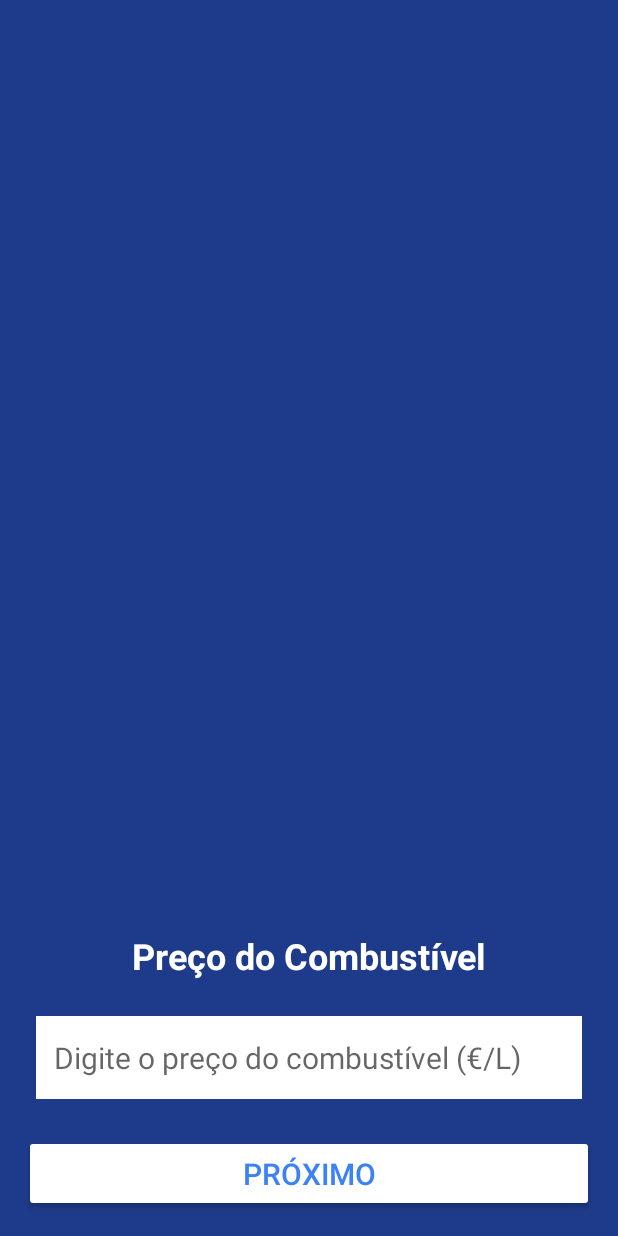
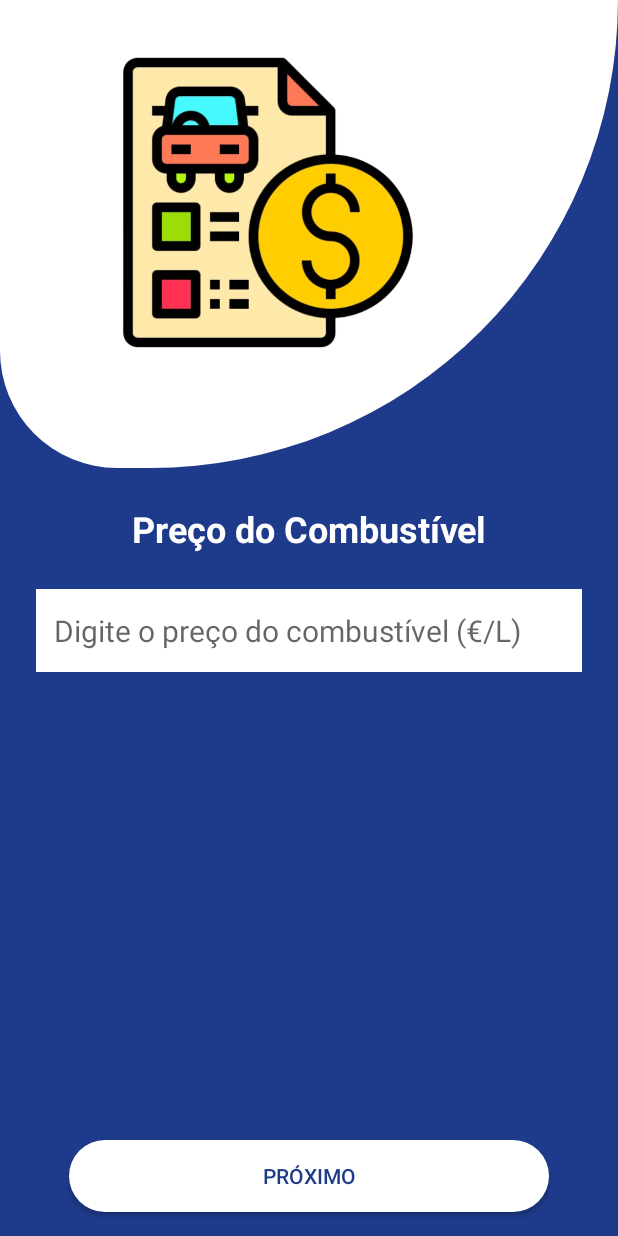
Before and after one commit to IsabeleGC/Fuel-calculator, an Android app: the PrecoActivity screen opened directly, with no data from a screen before it, on a phone screen of 412 x 824 dp. Run offline under Robolectric (Android 15) with nearby library versions, the light colour scheme and no system bars.

Commit message:
Screenshot da primeira e segunda tela

```diff
--- a/app/src/main/java/com/example/fuel_calculator/MainActivity.kt
+++ b/app/src/main/java/com/example/fuel_calculator/MainActivity.kt
@@ -9,10 +9,10 @@ class MainActivity : AppCompatActivity() {
     override fun onCreate(savedInstanceState: Bundle?) {
         super.onCreate(savedInstanceState)
         setContentView(R.layout.activity_main)
-            // Captura o botão pelo ID
+
         val btnIniciar = findViewById<Button>(R.id.btnIniciar)
 
-        // Evento de clique para abrir a tela de Preço
+
         btnIniciar.setOnClickListener {
             val intent = Intent(this, PrecoActivity::class.java)
             startActivity(intent)
--- /dev/null
+++ b/app/src/main/res/drawable/rounded_image.xml
@@ -0,0 +1,15 @@
+<?xml version="1.0" encoding="utf-8"?>
+<selector xmlns:android="http://schemas.android.com/apk/res/android">
+    <item>
+
+        <shape>:
+            <corners
+                android:bottomLeftRadius="150dp"
+                android:bottomRightRadius="600dp"
+                android:topLeftRadius="0dp"
+                android:topRightRadius="0dp" />
+            <solid
+                android:color="@color/white" />
+        </shape>
+    </item>
+</selector>
--- a/app/src/main/res/layout/activity_main.xml
+++ b/app/src/main/res/layout/activity_main.xml
@@ -7,23 +7,36 @@
     android:background="#1E3A8A"
     tools:context=".MainActivity">
 
+    <LinearLayout
+        android:id="@+id/rounded_image"
+        android:background="@drawable/rounded_image"
+        android:layout_width="match_parent"
+        android:layout_height="312dp"
+        android:orientation="vertical"
+        app:layout_constraintEnd_toEndOf="parent"
+        app:layout_constraintHorizontal_bias="1.0"
+        app:layout_constraintStart_toStartOf="parent"
+        app:layout_constraintTop_toTopOf="parent">
+
     <ImageView
         android:id="@+id/imgTitulo"
         android:layout_width="wrap_content"
-        android:layout_height="0dp"
+        android:layout_height="wrap_content"
         android:contentDescription="@string/fuel_image_description"
         android:src="@drawable/ic_fuel"
         app:layout_constraintEnd_toEndOf="parent"
         app:layout_constraintStart_toStartOf="parent"
         app:layout_constraintTop_toTopOf="parent" />
 
+    </LinearLayout>
+
     <TextView
         android:id="@+id/tvTitulo"
         android:layout_width="0dp"
         android:layout_height="wrap_content"
         android:layout_marginStart="8dp"
-        android:layout_marginTop="40dp"
         android:layout_marginEnd="8dp"
+        android:layout_marginTop="16sp"
         android:text="@string/calculator_title"
         android:textAlignment="center"
         android:textColor="@android:color/white"
@@ -31,7 +44,7 @@
         android:textStyle="bold"
         app:layout_constraintEnd_toEndOf="parent"
         app:layout_constraintStart_toStartOf="parent"
-        app:layout_constraintTop_toBottomOf="@+id/imgTitulo"
+        app:layout_constraintTop_toBottomOf="@+id/rounded_image"
         app:layout_constraintWidth_percent="0.85" />
 
     <TextView
@@ -61,7 +74,6 @@
         android:textColor="#1E3A8A"
         app:layout_constraintBottom_toBottomOf="parent"
         app:layout_constraintEnd_toEndOf="parent"
-        app:layout_constraintStart_toStartOf="parent"
-        app:layout_constraintTop_toBottomOf="@+id/tvSubTitulo" />
+        app:layout_constraintStart_toStartOf="parent" />
 
 </androidx.constraintlayout.widget.ConstraintLayout>
--- a/app/src/main/res/layout/activity_preco.xml
+++ b/app/src/main/res/layout/activity_preco.xml
@@ -8,22 +8,43 @@
     android:background="#1E3A8A"
     tools:context=".PrecoActivity">
 
+    <LinearLayout
+        android:id="@+id/rounded_image"
+        android:background="@drawable/rounded_image"
+        android:layout_width="match_parent"
+        android:layout_height="312dp"
+        android:orientation="vertical"
+        app:layout_constraintEnd_toEndOf="parent"
+        app:layout_constraintHorizontal_bias="1.0"
+        app:layout_constraintStart_toStartOf="parent"
+        app:layout_constraintTop_toTopOf="parent">
 
+        <ImageView
+            android:id="@+id/imgTitulo"
+            android:layout_width="357dp"
+            android:layout_height="206dp"
+            android:layout_marginTop="32dp"
+            android:contentDescription="@string/fuel_imageprice"
+            android:src="@drawable/ic_fuel_gasto"
+            app:layout_constraintEnd_toEndOf="parent"
+            app:layout_constraintStart_toStartOf="parent"
+            app:layout_constraintTop_toTopOf="parent" />
+
+    </LinearLayout>
 
     <TextView
         android:id="@+id/tvPrecoPergunta"
         android:layout_width="0dp"
         android:layout_height="wrap_content"
         android:layout_margin="24dp"
-        android:layout_marginTop="48dp"
         android:text="Preço do Combustível"
         android:textAlignment="center"
         android:textColor="@android:color/white"
-        android:textSize="24sp"
+        android:textSize="24dp"
         android:textStyle="bold"
-        app:layout_constraintBottom_toTopOf="@+id/etPreco"
         app:layout_constraintEnd_toEndOf="parent"
-        app:layout_constraintStart_toStartOf="parent" />
+        app:layout_constraintStart_toStartOf="parent"
+        app:layout_constraintTop_toBottomOf="@+id/rounded_image" />
 
 
     <EditText
@@ -37,24 +58,23 @@
         android:minHeight="55dp"
         android:padding="12dp"
         android:textSize="20dp"
-        app:layout_constraintBottom_toTopOf="@+id/btnProximo"
         app:layout_constraintEnd_toEndOf="parent"
-        app:layout_constraintStart_toStartOf="parent" />
+        app:layout_constraintStart_toStartOf="parent"
+        app:layout_constraintTop_toBottomOf="@+id/tvPrecoPergunta" />
 
 
     <Button
         android:id="@+id/btnProximo"
-        android:layout_width="match_parent"
-        android:layout_height="wrap_content"
+        android:layout_width="320dp"
+        android:layout_height="48dp"
         android:layout_margin="16dp"
-        android:backgroundTint="@android:color/white"
-        android:padding="12dp"
-        android:text="Próximo"
-        android:textColor="#3B82F6"
-        android:textSize="20dp"
+        android:background="@drawable/rounded_button"
+        android:text="@string/next_button"
+        android:textColor="#1E3A8A"
         app:layout_constraintBottom_toBottomOf="parent"
         app:layout_constraintEnd_toEndOf="parent"
         app:layout_constraintStart_toStartOf="parent" />
 
 
+
 </androidx.constraintlayout.widget.ConstraintLayout>
--- a/app/src/main/res/values/strings.xml
+++ b/app/src/main/res/values/strings.xml
@@ -3,6 +3,7 @@
     <string name="fuel_image_description">Imagem de um galão de combustível.</string>
     <string name="calculator_title">Calculadora de gasto de Combustível</string>
     <string name="calculator_subtitle">Não tem idéia de quanto vai gastar de combustível? Então está no lugar certo!</string>
-
     <string name="start_button">Iniciar</string>
-   </resources>
+    <string name="fuel_imageprice">Imagem de uma bomba de combustivel.</string>
+    <string name="next_button">Próximo</string>
+</resources>
```
Also changed, not shown: app/src/main/res/drawable/ic_fuel.png, app/src/main/res/drawable/ic_fuel_gasto.png (added).
